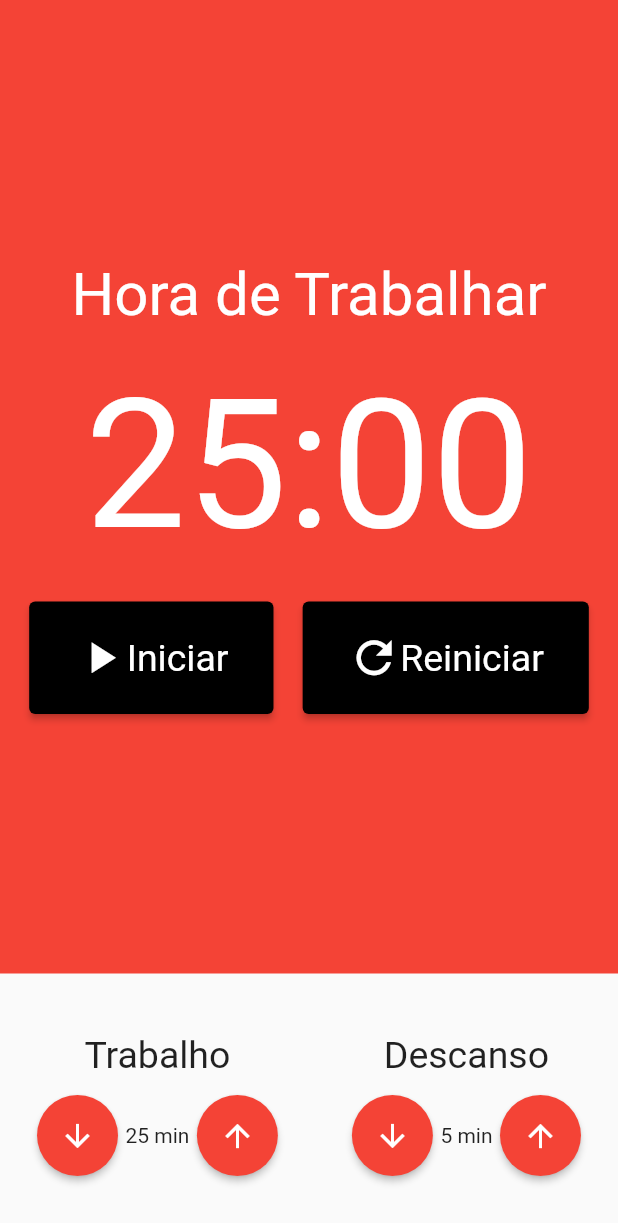
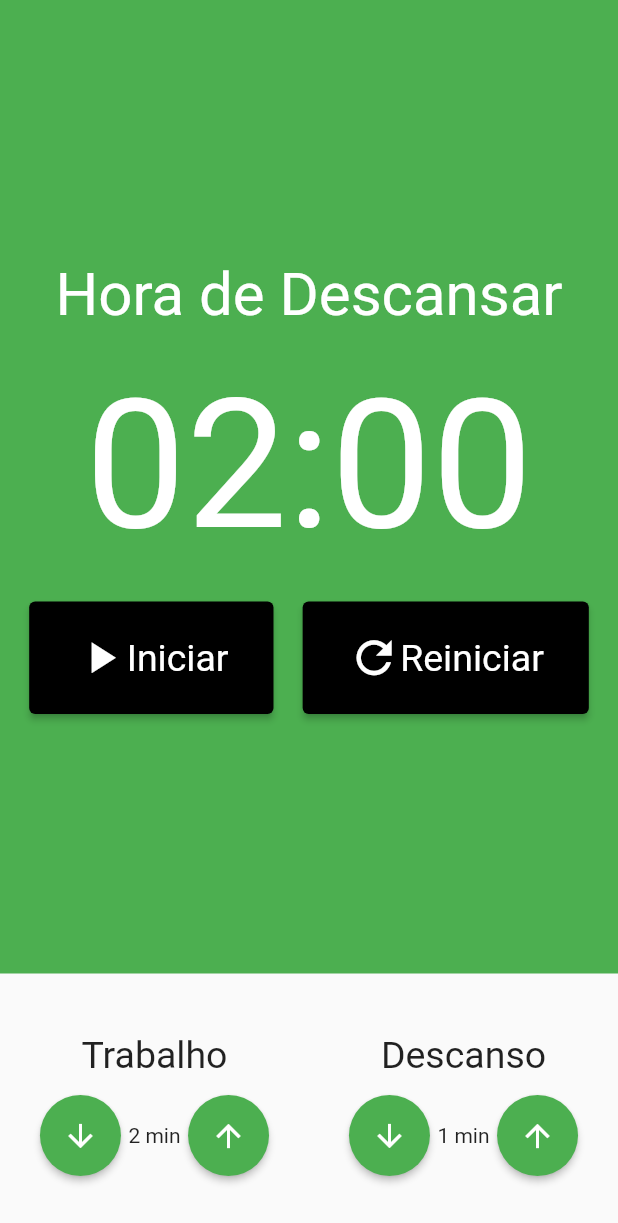
Before and after one commit to danilovalerio/pomodor_tech_work, a Flutter app: the screen it shows after launch, on a phone screen of 412 x 824 dp. Shown: the top 1223 px of the screen. Run offline on Flutter 3.47's test engine with Material 2 defaults, Android fonts, the phone set to English and light mode, and no system bars; our stand-ins replace flutter_mobx, mobx; generated files the repository leaves out were written again.

Commit message:
cronometro funcional com store declara como final

```diff
--- a/lib/components/cronometro.dart
+++ b/lib/components/cronometro.dart
@@ -1,32 +1,57 @@
-import 'package:flutter/cupertino.dart';
 import 'package:flutter/material.dart';
+import 'package:flutter_mobx/flutter_mobx.dart';
 import 'package:pomodor_tech_work/components/cronometro_botao.dart';
+import 'package:pomodor_tech_work/store/pomodoro.store.dart';
+import 'package:provider/provider.dart';
+
+final store = PomodoroStore();
 
 class Cronometro extends StatelessWidget {
   const Cronometro({Key? key}) : super(key: key);
 
   @override
   Widget build(BuildContext context) {
-    return Container(
-      color: Colors.red,
+    return Observer(builder: (_) => Container(
+        color: store.estaTrabalhando() ? Colors.red : Colors.green,
         child: Column(
           mainAxisAlignment: MainAxisAlignment.center,
           children: [
-          Text("Hora de Trabalhar",
+            Text(
+                store.estaTrabalhando()
+                    ? "Hora de Trabalhar"
+                    : "Hora de Descansar",
                 style: TextStyle(fontSize: 40, color: Colors.white)),
             SizedBox(height: 20),
-          Text("25:00", style: TextStyle(fontSize: 120, color: Colors.white)),
+            Text(
+                "${store.minutos.toString().padLeft(2, '0')}:${store.segundos.toString().padLeft(2, '0')}",
+                // "${2.toString().padLeft(2, '0')}:${0.toString().padLeft(2, '0')}",
+                style: TextStyle(fontSize: 120, color: Colors.white)),
             SizedBox(height: 20),
             Row(
               mainAxisAlignment: MainAxisAlignment.spaceEvenly,
               children: [
-              CronometroBotao(texto: 'Iniciar', icone: Icons.play_arrow),
-              // CronometroBotao(texto: 'Parar', icone: Icons.stop),
-              CronometroBotao(texto: 'Reiniciar', icone: Icons.refresh),
+                if (!store.iniciado)
+                  CronometroBotao(
+                    texto: 'Iniciar',
+                    icone: Icons.play_arrow,
+                    clique: store.iniciar,
+                  ),
+                if (store.iniciado)
+                  CronometroBotao(
+                    texto: 'Parar',
+                    icone: Icons.stop,
+                    clique: store.parar,
+                  ),
+                CronometroBotao(
+                  texto: 'Reiniciar',
+                  icone: Icons.refresh,
+                  clique: store.reiniciar,
+                ),
               ],
             ),
           ],
         ),
+      ),
     );
   }
 }
--- a/lib/components/cronometro_botao.dart
+++ b/lib/components/cronometro_botao.dart
@@ -3,11 +3,13 @@ import 'package:flutter/material.dart';
 class CronometroBotao extends StatelessWidget {
   final String texto;
   final IconData icone;
+  final void Function()? clique;
 
-  const CronometroBotao({
+  CronometroBotao({
     Key? key,
     required this.texto,
     required this.icone,
+    this.clique,
   }) : super(key: key);
 
   @override
@@ -21,7 +23,7 @@ class CronometroBotao extends StatelessWidget {
         ),
         textStyle: TextStyle(fontSize: 25),
       ),
-      onPressed: () {}, child: Row(
+      onPressed: clique, child: Row(
       children: [Icon(icone, size: 35,),
       Text(texto)],
     ),);
--- a/lib/components/entrada_tempo.dart
+++ b/lib/components/entrada_tempo.dart
@@ -1,14 +1,23 @@
 import 'package:flutter/material.dart';
+import 'package:pomodor_tech_work/store/pomodoro.store.dart';
+
+final store = PomodoroStore();
 
 ///Componente responsável pela entrada de tempo de trabalho e de descanso
 class EntradaTempo extends StatelessWidget {
   final String titulo;
   final int valor;
 
+  ///funções para incrementar e decrementar valor
+  final void Function()? inc;
+  final void Function()? dec;
+
   const EntradaTempo({
     Key? key,
     required this.titulo,
     required this.valor,
+    this.inc,
+    this.dec,
   }) : super(key: key);
 
   @override
@@ -16,15 +25,20 @@ class EntradaTempo extends StatelessWidget {
     return Column(
       crossAxisAlignment: CrossAxisAlignment.center,
       children: [
-        Text(titulo, style: TextStyle(
-          fontSize: 25,
-        ),),
-        SizedBox(height: 12,),
+        Text(
+          titulo,
+          style: TextStyle(
+            fontSize: 25,
+          ),
+        ),
+        SizedBox(
+          height: 12,
+        ),
         Row(
           mainAxisAlignment: MainAxisAlignment.center,
           children: [
             ElevatedButton(
-              onPressed: () {},
+              onPressed: this.dec,
               child: Icon(
                 Icons.arrow_downward,
                 color: Colors.white,
@@ -32,12 +46,14 @@ class EntradaTempo extends StatelessWidget {
               style: ElevatedButton.styleFrom(
                 shape: CircleBorder(),
                 padding: EdgeInsets.all(15),
-                primary: Colors.red,
+                primary: store.estaTrabalhando() ? Colors.red : Colors.green,
               ),
             ),
-            Text('$valor min',),
+            Text(
+              '$valor min',
+            ),
             ElevatedButton(
-              onPressed: () {},
+              onPressed: this.inc,
               child: Icon(
                 Icons.arrow_upward,
                 color: Colors.white,
@@ -45,7 +61,7 @@ class EntradaTempo extends StatelessWidget {
               style: ElevatedButton.styleFrom(
                 shape: CircleBorder(),
                 padding: EdgeInsets.all(15),
-                primary: Colors.red,
+                primary: store.estaTrabalhando() ? Colors.red : Colors.green,
               ),
             ),
           ],
--- a/lib/pages/pomodoro_page.dart
+++ b/lib/pages/pomodoro_page.dart
@@ -1,12 +1,19 @@
 import 'package:flutter/material.dart';
+import 'package:flutter_mobx/flutter_mobx.dart';
 import 'package:pomodor_tech_work/components/cronometro.dart';
 import 'package:pomodor_tech_work/components/entrada_tempo.dart';
+import 'package:pomodor_tech_work/store/pomodoro.store.dart';
+import 'package:provider/provider.dart';
+
+final store = PomodoroStore();
 
 class Pomodoro extends StatelessWidget {
   const Pomodoro({Key? key}) : super(key: key);
 
   @override
   Widget build(BuildContext context) {
+
+
     return Scaffold(
       body: Column(
         crossAxisAlignment: CrossAxisAlignment.stretch,
@@ -14,12 +21,24 @@ class Pomodoro extends StatelessWidget {
           Expanded(child: Cronometro()),
           Padding(
             padding: const EdgeInsets.symmetric(vertical: 40),
-            child: Row(
-              mainAxisAlignment: MainAxisAlignment.spaceAround,
-              children: [
-                EntradaTempo(titulo: 'Trabalho', valor: 25),
-                EntradaTempo(titulo: 'Descanso', valor: 5),
-              ],
+            child: Observer(
+              builder: (_) => Row(
+                mainAxisAlignment: MainAxisAlignment.spaceAround,
+                children: [
+                  EntradaTempo(
+                    titulo: 'Trabalho',
+                    valor: store.tempoTrabalho,
+                    inc: store.incrementarTempoTrabalho,
+                    dec: store.decrementarTempoTrabalho,
+                  ),
+                  EntradaTempo(
+                    titulo: 'Descanso',
+                    valor: store.tempoDescanso,
+                    inc: store.incrementarTempoDescanso,
+                    dec: store.decrementarTempoDescanso,
+                  ),
+                ],
+              ),
             ),
           ),
         ],
```
Also changed, not shown: lib/store/pomodoro.store.dart (+70 -1 lines). Lines whose indentation alone changed are shown as unchanged.
